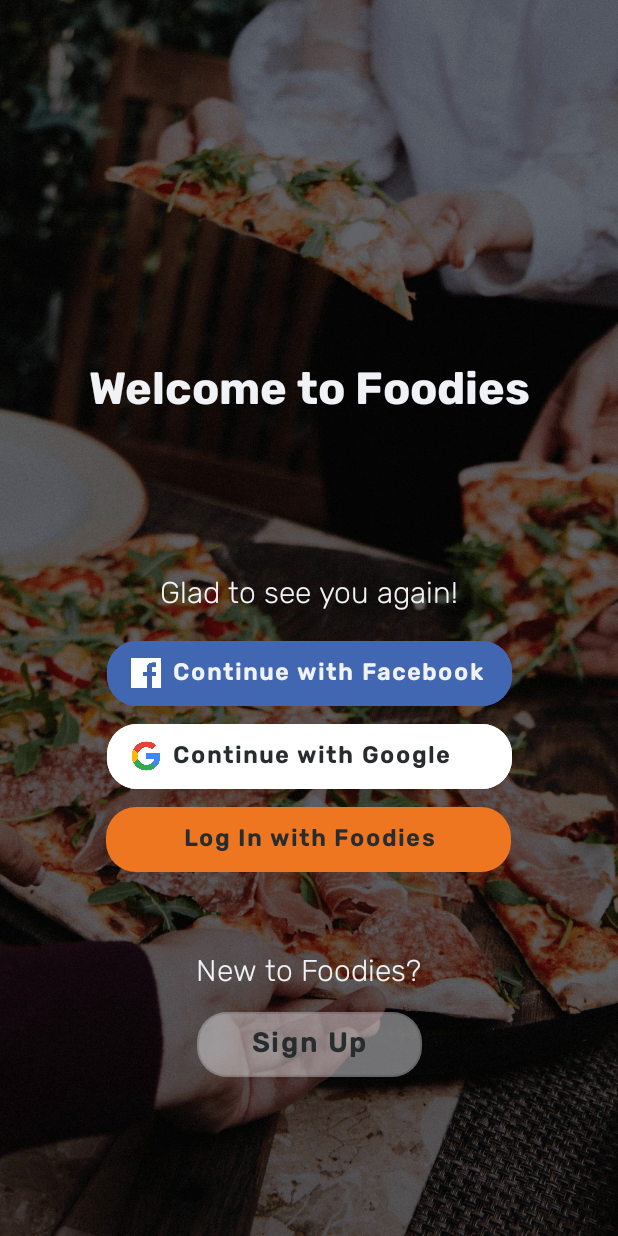
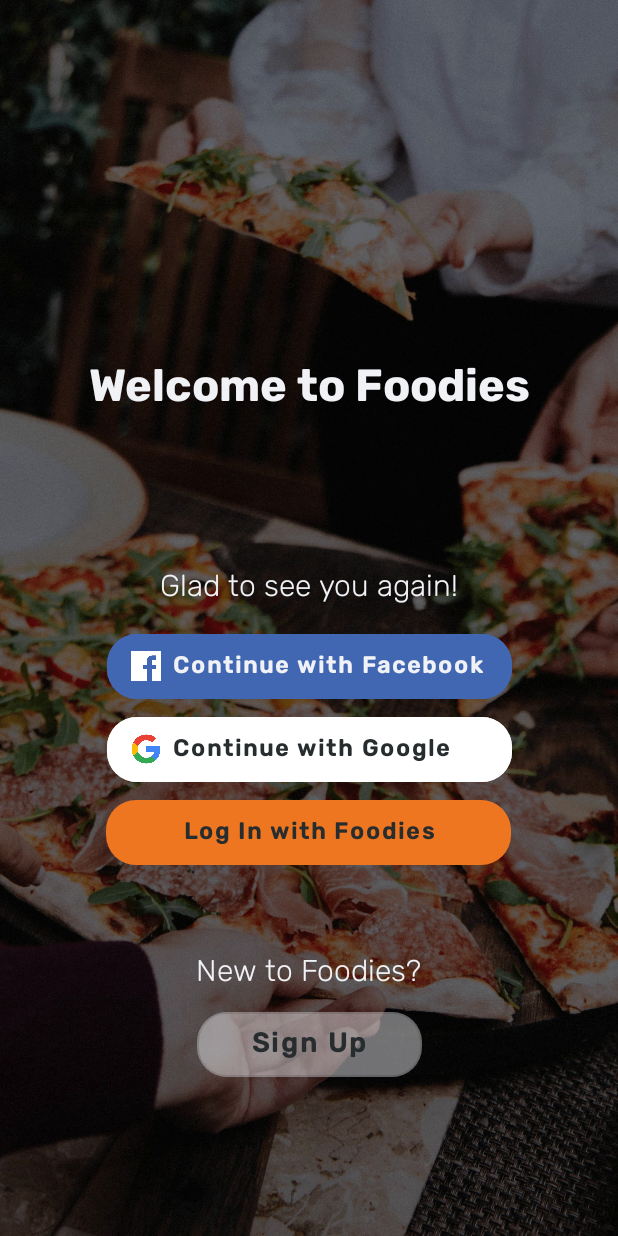
Before and after one commit to ForFoodies/Foodies, an Android app: the screen it shows after launch (LogInActivity), on a phone screen of 412 x 824 dp. Run offline under Robolectric (Android 15) with nearby library versions, the phone set to English and light mode, and no system bars; libraries missing offline, so code that uses them is left out: com.facebook, com.parse, com.parse.facebook; 5 statements that could not run were skipped.

Commit message:
log in xml height adjustment

```diff
--- a/app/src/main/res/layout/activity_log_in.xml
+++ b/app/src/main/res/layout/activity_log_in.xml
@@ -53,7 +53,7 @@
         android:id="@+id/redirect_signin"
         android:layout_width="270dp"
         android:layout_height="55dp"
-        android:layout_marginBottom="45dp"
+        android:layout_marginBottom="50dp"
         android:fontFamily="@font/rubik_medium"
         android:text="Log In with Foodies"
         android:textAllCaps="false"
```
